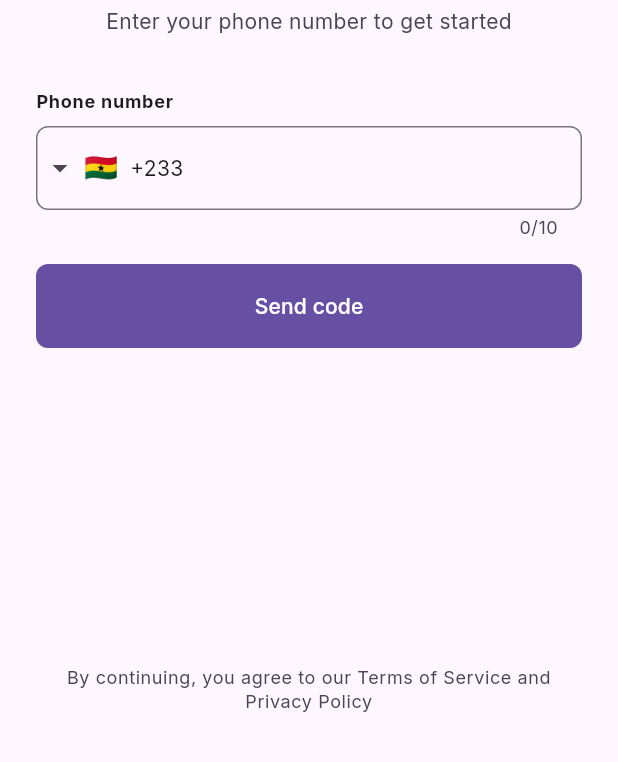
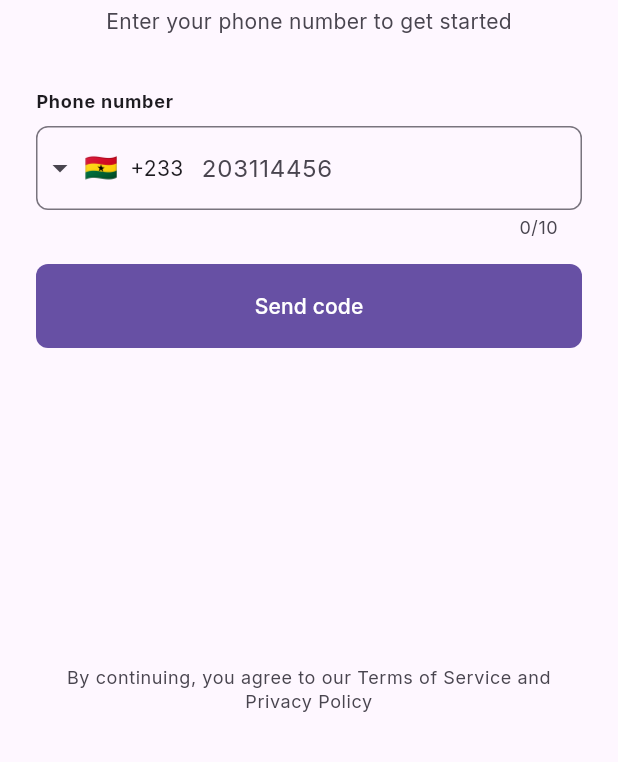
Before and after one commit to sudo-114/flutter_homemed, a Flutter app: the Register screen opened by its route, on a phone screen of 412 x 824 dp, the part 474-1236 px from its top. Run offline on Flutter 3.47's test engine with Material 3 defaults, Android fonts, the phone set to English and light mode, and no system bars; drawn by our look-alikes of intl_phone_field; our stand-ins replace date_field, flutter_dotenv, form_builder_validators, get_storage, go_router, image_picker and 4 more; missing offline and left inert: record; accounts and stored records are empty; statements that could not run were skipped.

Commit message:
chore: add hint text to phone field prompting number without leading zero

```diff
--- a/lib/features/auth/login.dart
+++ b/lib/features/auth/login.dart
@@ -133,6 +133,7 @@ class _PhoneFormState extends State<PhoneForm> {
           initialCountryCode: 'GH',
           autofocus: true,
           autovalidateMode: .disabled,
+          decoration: InputDecoration(hintText: '203114456'),
           onChanged: (text) => _phone = text.completeNumber,
         ),
         const SizedBox(height: 16),
--- a/lib/features/auth/register.dart
+++ b/lib/features/auth/register.dart
@@ -151,6 +151,7 @@ class _PhoneFormState extends State<PhoneForm> {
           initialCountryCode: 'GH',
           autofocus: true,
           autovalidateMode: .disabled,
+          decoration: InputDecoration(hintText: '203114456'),
           onChanged: (text) => _phone = text.completeNumber,
         ),
         const SizedBox(height: 16),
```
